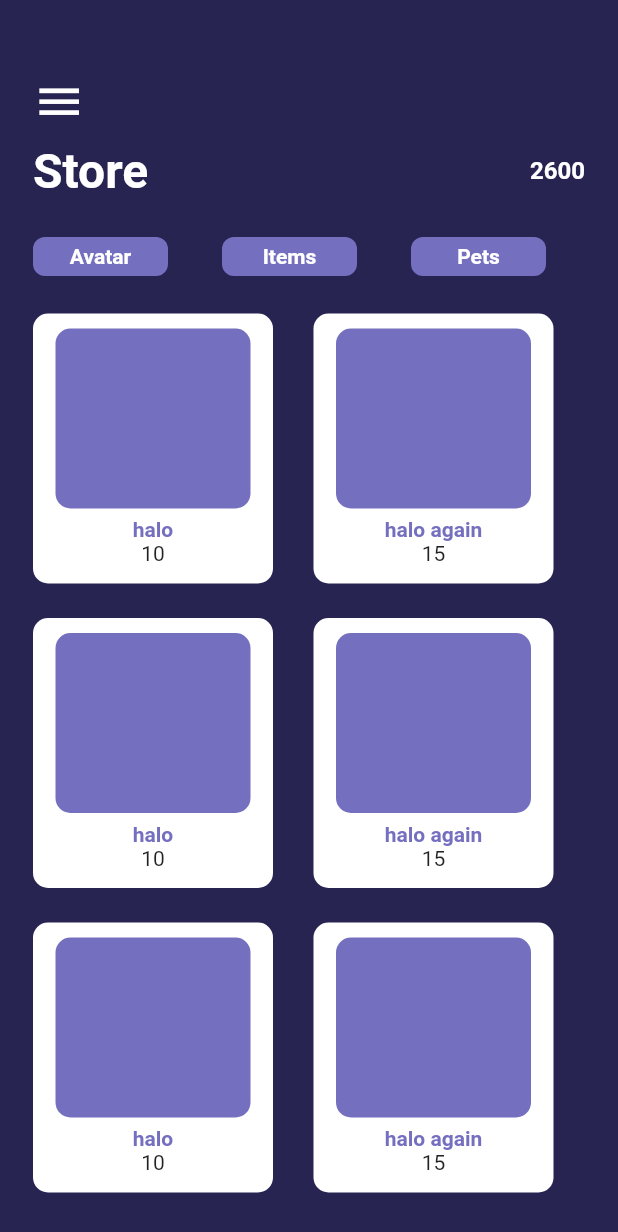
After one commit to bonifacioronald/Arcadia, a Flutter app: the storeScreen screen opened directly, on a phone screen of 412 x 824 dp. The commit adds this screen. Shown: the top 1232 px of the screen. Run offline on Flutter 3.47's test engine with Material 2 defaults, Android fonts, the light colour scheme and no system bars; our stand-ins replace badges, firebase_core; accounts and stored records are empty.

Commit message:
added Store Screen

```diff
--- a/lib/main.dart
+++ b/lib/main.dart
@@ -2,6 +2,7 @@ import 'package:arcadia_app/models/colors.dart';
 import 'package:arcadia_app/providers/deafult_provider.dart';
 import 'package:arcadia_app/screens/endsession_screen.dart';
 import 'package:arcadia_app/screens/home_screen.dart';
+import 'package:arcadia_app/screens/storeScreen.dart';
 import 'package:flutter/material.dart';
 import 'package:provider/provider.dart';
 import 'package:firebase_core/firebase_core.dart';
--- /dev/null
+++ b/lib/screens/storeScreen.dart
@@ -0,0 +1,118 @@
+import 'package:arcadia_app/models/colors.dart';
+import 'package:flutter/material.dart';
+import '../widget/storeItems.dart';
+
+class storeScreen extends StatelessWidget {
+  @override
+  Widget build(BuildContext context) {
+    return Scaffold(
+        backgroundColor: backgroundPrimary,
+        body: SingleChildScrollView(
+          child: Stack(children: <Widget>[
+            Container(
+              padding: EdgeInsets.only(top: 50, left: 22, right: 22),
+              child: Column(
+                children: [
+                  Row(
+                    mainAxisAlignment: MainAxisAlignment.start,
+                    children: [
+                      Icon(
+                        Icons.menu,
+                        size: 35,
+                        color: Colors.white,
+                      ),
+                    ],
+                  ),
+                  SizedBox(
+                    height: 10,
+                  ),
+                  Row(
+                    mainAxisAlignment: MainAxisAlignment.spaceBetween,
+                    children: [
+                      Text(
+                        "Store",
+                        style: TextStyle(
+                            fontSize: 32,
+                            color: Colors.white,
+                            fontWeight: FontWeight.bold),
+                      ),
+                      Text("2600",
+                          style: TextStyle(
+                              fontSize: 16,
+                              color: Colors.white,
+                              fontWeight: FontWeight.bold))
+                    ],
+                  ),
+                  SizedBox(height: 25),
+                  Row(
+                    children: [
+                      category(catName: "Avatar"),
+                      SizedBox(width: 36),
+                      category(catName: "Items"),
+                      SizedBox(width: 36),
+                      category(catName: "Pets")
+                    ],
+                  ),
+                  SizedBox(height: 25),
+                  Row(
+                    children: [
+                      items(itemName: "halo", coins: 10),
+                      SizedBox(width: 27),
+                      items(itemName: "halo again", coins: 15)
+                    ],
+                  ),
+                  SizedBox(
+                    height: 23,
+                  ),
+                  Row(
+                    children: [
+                      items(itemName: "halo", coins: 10),
+                      SizedBox(width: 27),
+                      items(itemName: "halo again", coins: 15)
+                    ],
+                  ),
+                  SizedBox(
+                    height: 23,
+                  ),
+                  Row(
+                    children: [
+                      items(itemName: "halo", coins: 10),
+                      SizedBox(width: 27),
+                      items(itemName: "halo again", coins: 15)
+                    ],
+                  ),
+                  SizedBox(
+                    height: 23,
+                  ),
+                ],
+              ),
+            ),
+          ]),
+        ));
+  }
+}
+
+class category extends StatelessWidget {
+  String catName;
+
+  category({required this.catName});
+
+  @override
+  Widget build(BuildContext context) {
+    return Container(
+      height: 26,
+      width: 90,
+      decoration: BoxDecoration(
+          color: primaryBlue, borderRadius: BorderRadius.circular(8)),
+      child: Row(
+        mainAxisAlignment: MainAxisAlignment.center,
+        children: [
+          Text(
+            catName,
+            style: TextStyle(color: Colors.white, fontWeight: FontWeight.bold),
+          ),
+        ],
+      ),
+    );
+  }
+}
--- /dev/null
+++ b/lib/widget/storeItems.dart
@@ -0,0 +1,48 @@
+import 'package:flutter/material.dart';
+
+import '../models/colors.dart';
+
+class items extends StatelessWidget {
+  String itemName;
+  int coins;
+
+  items({
+    required this.itemName,
+    required this.coins,
+  });
+
+  @override
+  Widget build(BuildContext context) {
+    return Container(
+      padding: EdgeInsets.only(top: 10, bottom: 5, left: 10, right: 10),
+      height: 180,
+      width: 160,
+      decoration: BoxDecoration(
+          color: Colors.white, borderRadius: BorderRadius.circular(10)),
+      child: Column(
+        children: [
+          Container(
+            height: 120,
+            width: 130,
+            decoration: BoxDecoration(
+                color: primaryBlue, borderRadius: BorderRadius.circular(10)),
+          ),
+          SizedBox(
+            height: 6,
+          ),
+          Column(
+            mainAxisAlignment: MainAxisAlignment.center,
+            children: [
+              Text(
+                itemName,
+                style:
+                    TextStyle(color: primaryBlue, fontWeight: FontWeight.bold),
+              ),
+              Text(coins.toString())
+            ],
+          ),
+        ],
+      ),
+    );
+  }
+}
```
